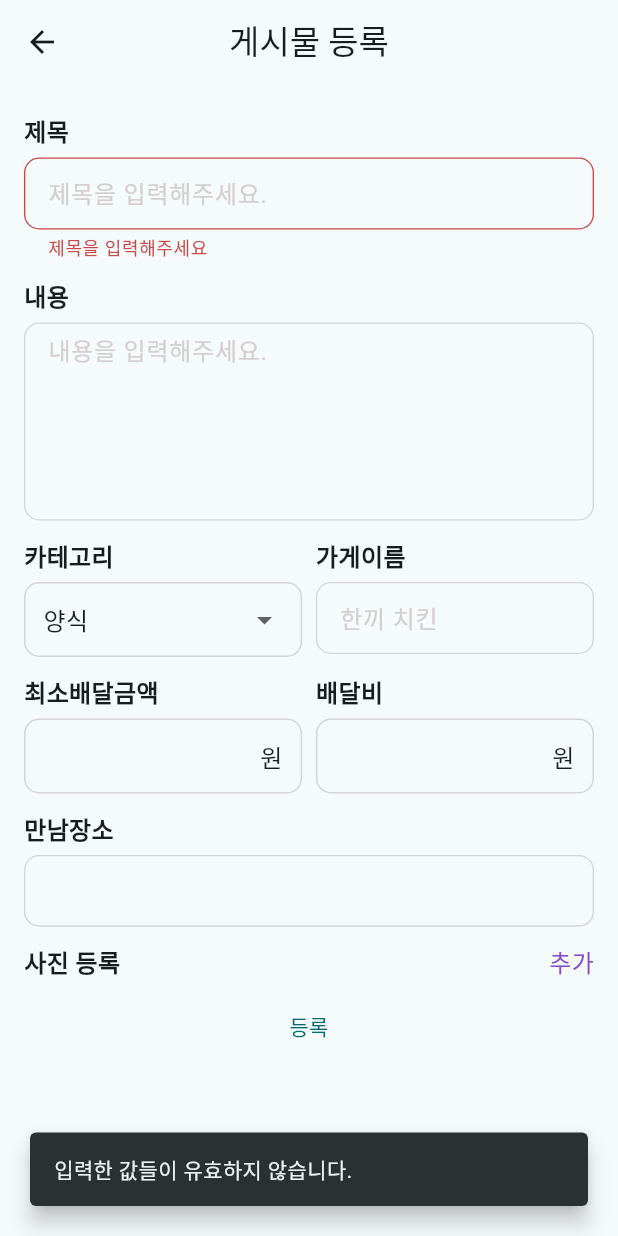
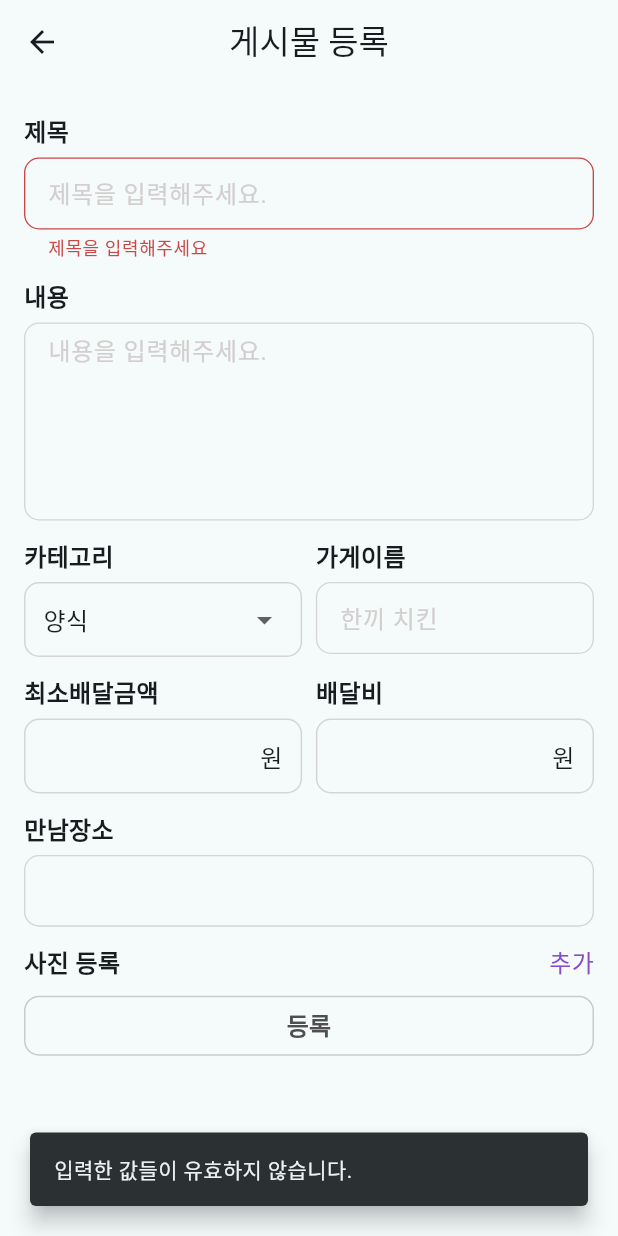
Before and after one commit to minnnisu/together_delivery_flutter_app, a Flutter app: the PostInputFormScreen screen opened by its route, after a tap on "등록", on a phone screen of 412 x 824 dp. Run offline on Flutter 3.47's test engine with Material 3 defaults, Android fonts, the phone set to English and light mode, and no system bars; our stand-ins replace carousel_slider, dio, flutter_dotenv, flutter_riverpod, flutter_secure_storage, freezed_annotation and 2 more; missing offline and left inert: flutter_naver_map, multi_image_picker_plus; accounts and stored records are empty; network calls fail; Roboto replaces fonts that are missing (Pretendard).

Commit message:
버튼 디자인 수정

```diff
--- a/lib/post/view/post_input_form_screen/widget/post_input_form.dart
+++ b/lib/post/view/post_input_form_screen/widget/post_input_form.dart
@@ -16,6 +16,7 @@ import 'package:together_delivery_app/post/view/post_input_form_screen/model/pos
 import 'package:together_delivery_app/post/view/post_input_form_screen/provider/post_input_form_provider.dart';
 import 'package:together_delivery_app/post/view/post_input_form_screen/widget/post_dropdown_input_field.dart';
 import 'package:together_delivery_app/post/view/post_input_form_screen/widget/post_image_input_field.dart';
+import 'package:together_delivery_app/post/view/post_input_form_screen/widget/post_input_form_submit_btn.dart';
 import 'package:together_delivery_app/post/view/post_input_form_screen/widget/post_number_input_field.dart';
 import 'package:together_delivery_app/post/view/post_input_form_screen/widget/post_text_input_field.dart';
 
@@ -83,46 +84,13 @@ class PostInputForm extends ConsumerWidget {
                 errorText: postEditModel.deliveryFeeErrMsg),
           ],
         ),
-        MeetLocationInputField( marginBottomSize: 12,),
-        PostImageInputField( marginBottomSize: 12,),
-        TextButton(
-          onPressed: () async {
-            final result =
-                await ref.read(postInputFormProvider.notifier).registerPost();
-
-            if (result is Success) {
-              final newPostId =
-                  (result as Success<PostSaveResponseModel, Exception>)
-                      .value
-                      .id;
-              Navigator.pushReplacementNamed(context, '/postDetail',
-                  arguments: newPostId);
-            }
-
-            if (result is Failure) {
-              Failure<PostSaveResponseModel, Exception> failure =
-                  (result as Failure<PostSaveResponseModel, Exception>);
-              if (failure.exception is CustomException) {
-                if ((failure.exception as CustomException).errorCode ==
-                    ErrorCode.NOT_VALID_INPUT_FORM_ERROR) {
-                  ScaffoldMessenger.of(context).showSnackBar(
-                    const SnackBar(
-                      content: Text("입력한 값들이 유효하지 않습니다."),
-                      duration: Duration(seconds: 8),
-                      margin: EdgeInsets.all(20),
-                      behavior: SnackBarBehavior
-                          .floating, //  required when writing margin
-                    ),
-                  );
-                  return;
-                }
-              }
-
-              print(failure.exception);
-            }
-          },
-          child: Text("등록"),
+        MeetLocationInputField(
+          marginBottomSize: 12,
         ),
+        PostImageInputField(
+          marginBottomSize: 12,
+        ),
+        PostInputFormSubmitBtn(),
       ],
     );
   }
--- /dev/null
+++ b/lib/post/view/post_input_form_screen/widget/post_input_form_submit_btn.dart
@@ -0,0 +1,80 @@
+import 'package:flutter/cupertino.dart';
+import 'package:flutter/material.dart';
+import 'package:flutter_riverpod/flutter_riverpod.dart';
+
+import '../../../../common/const/errorCode.dart';
+import '../../../../common/exception/SuccessFailure.dart';
+import '../../../../common/exception/customException.dart';
+import '../model/post_save_response_model.dart';
+import '../provider/post_input_form_provider.dart';
+
+class PostInputFormSubmitBtn extends ConsumerWidget {
+  const PostInputFormSubmitBtn({super.key});
+
+  @override
+  Widget build(BuildContext context, WidgetRef ref) {
+    final screenWidth = MediaQuery.of(context).size.width;
+
+    return Container(
+      width: screenWidth,
+      child: TextButton(
+        style: ButtonStyle(
+          padding: MaterialStateProperty.all(
+            const EdgeInsets.symmetric(vertical: 8),
+          ),
+          shape: MaterialStateProperty.all(
+            RoundedRectangleBorder(borderRadius: BorderRadius.circular(10)),
+          ),
+          side: MaterialStateProperty.all(
+            BorderSide(
+              color: Color(0xffcbcbcb),
+            ),
+          ),
+        ),
+        onPressed: () async {
+          final result =
+          await ref.read(postInputFormProvider.notifier).registerPost();
+
+          if (result is Success) {
+            final newPostId =
+                (result as Success<PostSaveResponseModel, Exception>)
+                    .value
+                    .id;
+            Navigator.pushReplacementNamed(context, '/postDetail',
+                arguments: newPostId);
+          }
+
+          if (result is Failure) {
+            Failure<PostSaveResponseModel, Exception> failure =
+            (result as Failure<PostSaveResponseModel, Exception>);
+            if (failure.exception is CustomException) {
+              if ((failure.exception as CustomException).errorCode ==
+                  ErrorCode.NOT_VALID_INPUT_FORM_ERROR) {
+                ScaffoldMessenger.of(context).showSnackBar(
+                  const SnackBar(
+                    content: Text("입력한 값들이 유효하지 않습니다."),
+                    duration: Duration(seconds: 8),
+                    margin: EdgeInsets.all(20),
+                    behavior: SnackBarBehavior
+                        .floating, //  required when writing margin
+                  ),
+                );
+                return;
+              }
+            }
+
+            print(failure.exception);
+          }
+        },
+        child: Text(
+          "등록",
+          style: TextStyle(
+            color: Color(0xff4f4f4f),
+            fontSize: 16,
+            fontWeight: FontWeight.w600,
+          ),
+        ),
+      ),
+    );
+  }
+}
```
